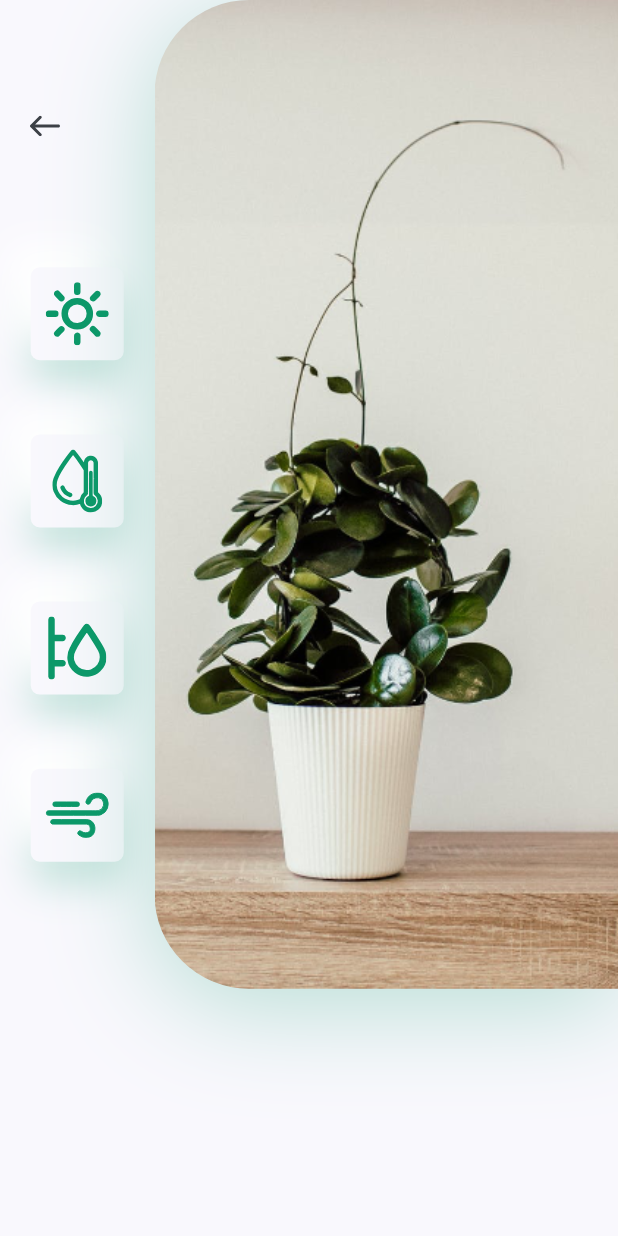
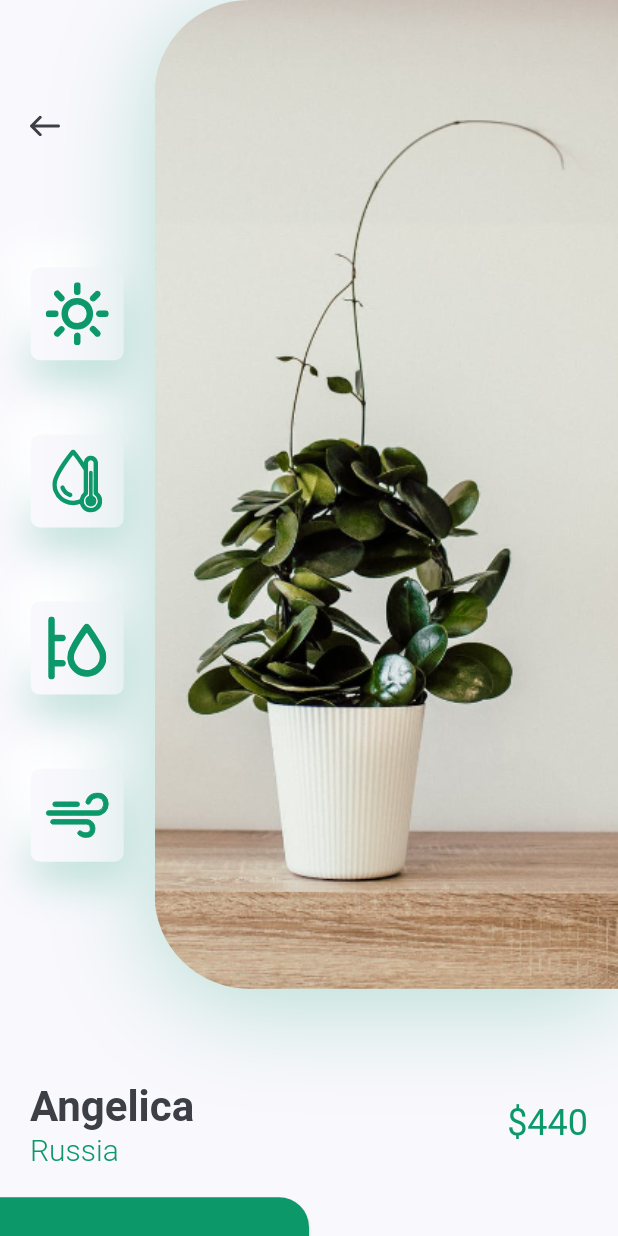
Before and after one commit to hi-lufz1/PlantApp, a Flutter app: the DetailsScreen screen opened directly, on a phone screen of 412 x 824 dp. Run offline on Flutter 3.47's test engine with Material 3 defaults, Android fonts, the phone set to English and light mode, and no system bars; our stand-ins replace flutter_svg.

Commit message:
menambahkan tittle and price dan tombol tombol di body details

```diff
--- a/lib/screens/details/components/body.dart
+++ b/lib/screens/details/components/body.dart
@@ -1,12 +1,50 @@
 import 'package:flutter/material.dart';
+import 'package:plant_app/constants.dart';
+import 'package:plant_app/screens/details/components/title_and_price.dart';
 
 import 'images_and_icons.dart';
+
 class Body extends StatelessWidget {
   @override
   Widget build(BuildContext context) {
     Size size = MediaQuery.of(context).size;
     return SingleChildScrollView(
-      child: Column(children: <Widget>[ImagesAndIcons(size: size)]),
+      child: Column(
+        children: <Widget>[
+          ImagesAndIcons(size: size),
+          TitleAndPrice(title: "Angelica", country: "Russia", price: 440),
+          SizedBox(height: kDefaultPadding),
+          Row(
+            children: [
+              SizedBox(
+                width: size.width / 2,
+                height: 84,
+                child: ElevatedButton(
+                  style: ElevatedButton.styleFrom(
+                    shape: RoundedRectangleBorder(
+                      borderRadius: BorderRadius.only(
+                        topRight: Radius.circular(20),
+                      ),
+                    ),
+                    backgroundColor: kPrimaryColor,
+                  ),
+                  onPressed: () {},
+                  child: const Text(
+                    "Buy Now",
+                    style: TextStyle(color: Colors.white, fontSize: 16),
+                  ),
+                ),
+              ),
+              Expanded(
+                child: TextButton(
+                  onPressed: () {},
+                  child: const Text("Description"),
+                ),
+              ),
+            ],
+          ),
+        ],
+      ),
     );
   }
 }
```
